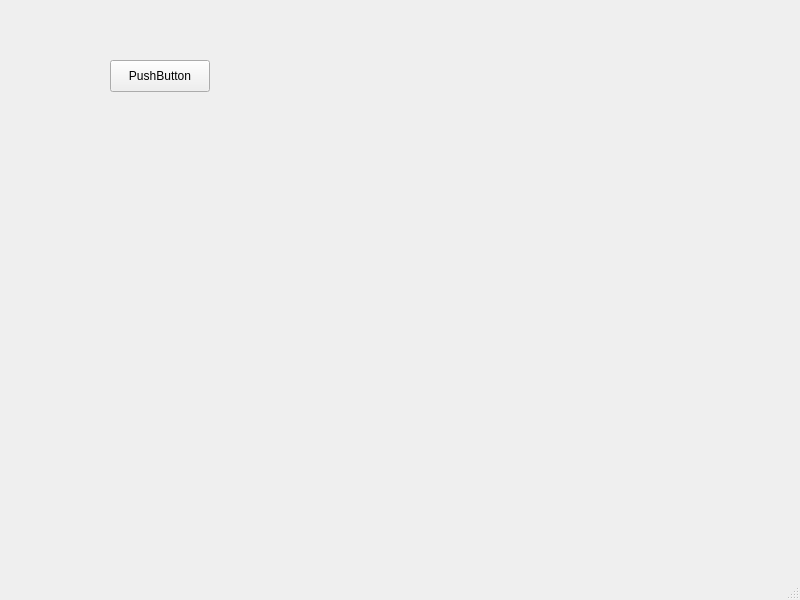
Above: mainwindow.ui from Sergeyego/el_prod before the change. Below: the same form after it.
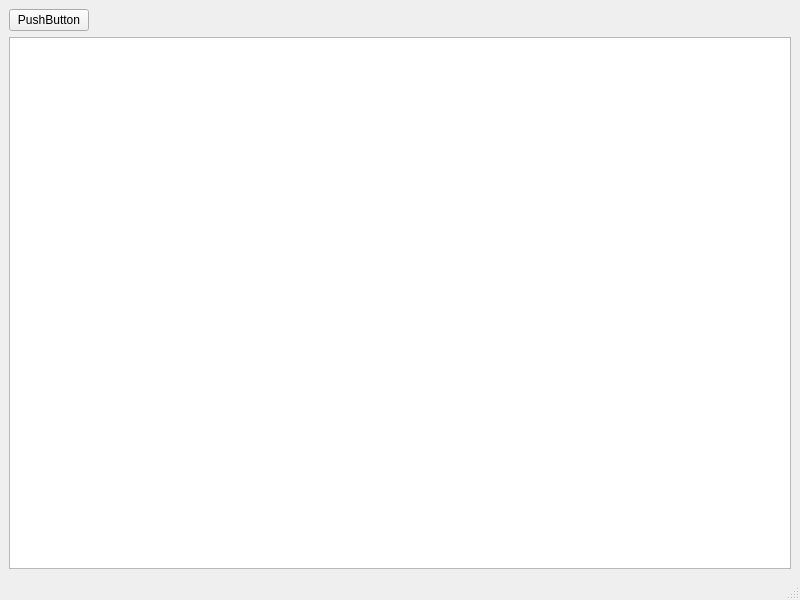
That is the form after the change.

```diff
--- a/mainwindow.ui
+++ b/mainwindow.ui
@@ -14,19 +14,35 @@
    <string>MainWindow</string>
   </property>
   <widget class="QWidget" name="centralwidget">
+   <layout class="QVBoxLayout" name="verticalLayout">
+    <item>
+     <layout class="QHBoxLayout" name="horizontalLayout">
+      <item>
    <widget class="QPushButton" name="pushButton">
-    <property name="geometry">
-     <rect>
-      <x>110</x>
-      <y>60</y>
-      <width>100</width>
-      <height>32</height>
-     </rect>
-    </property>
     <property name="text">
      <string>PushButton</string>
     </property>
    </widget>
+      </item>
+      <item>
+       <spacer name="horizontalSpacer">
+        <property name="orientation">
+         <enum>Qt::Orientation::Horizontal</enum>
+        </property>
+        <property name="sizeHint" stdset="0">
+         <size>
+          <width>40</width>
+          <height>20</height>
+         </size>
+        </property>
+       </spacer>
+      </item>
+     </layout>
+    </item>
+    <item>
+     <widget class="QTableView" name="tableView"/>
+    </item>
+   </layout>
   </widget>
   <widget class="QMenuBar" name="menubar">
    <property name="geometry">
```
Lines whose indentation alone changed are shown as unchanged.
